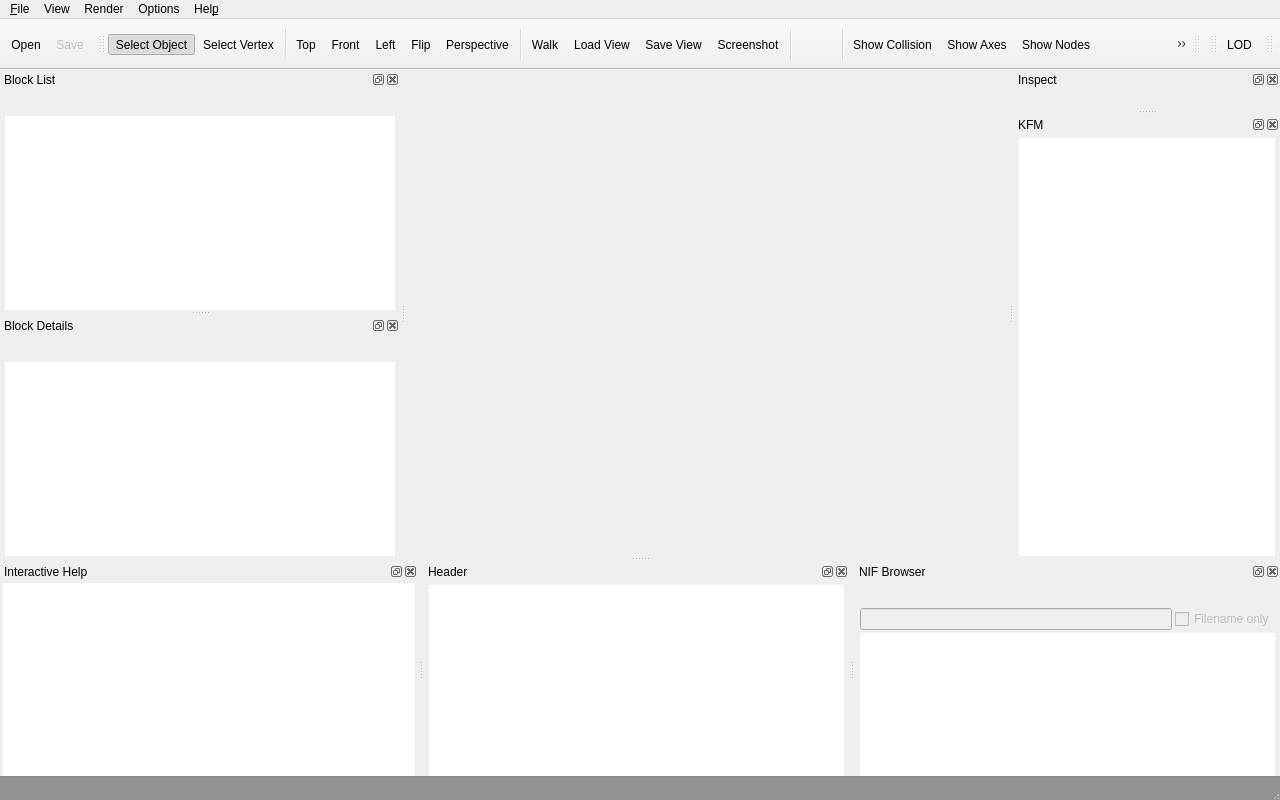
This is src/ui/nifskope.ui in BungoV/NifSkope-WildWastelandEdition as Qt 5 draws it before an edit. The edited form follows.
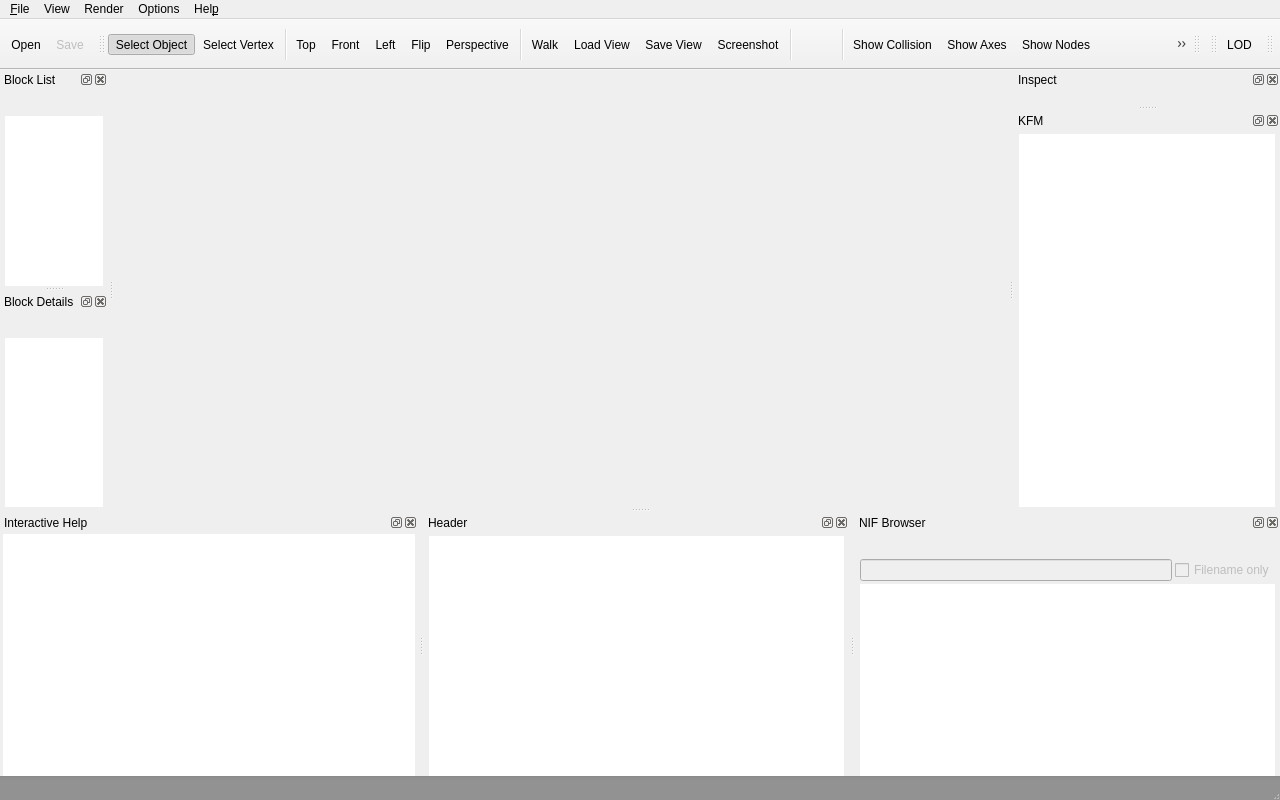
This is the edited form. Icons and pictures are not drawn. Custom widgets are drawn as their Qt base class.

What changed in the file:
```diff
--- a/src/ui/nifskope.ui
+++ b/src/ui/nifskope.ui
@@ -435,12 +435,6 @@
    <widget class="QWidget" name="dockWidgetContents"/>
   </widget>
   <widget class="QDockWidget" name="ListDock">
-   <property name="minimumSize">
-    <size>
-     <width>400</width>
-     <height>240</height>
-    </size>
-   </property>
    <property name="allowedAreas">
     <set>Qt::BottomDockWidgetArea|Qt::LeftDockWidgetArea|Qt::RightDockWidgetArea</set>
    </property>
@@ -578,12 +572,6 @@
    </widget>
   </widget>
   <widget class="QDockWidget" name="TreeDock">
-   <property name="minimumSize">
-    <size>
-     <width>400</width>
-     <height>240</height>
-    </size>
-   </property>
    <property name="allowedAreas">
     <set>Qt::BottomDockWidgetArea|Qt::LeftDockWidgetArea|Qt::RightDockWidgetArea</set>
    </property>
```
